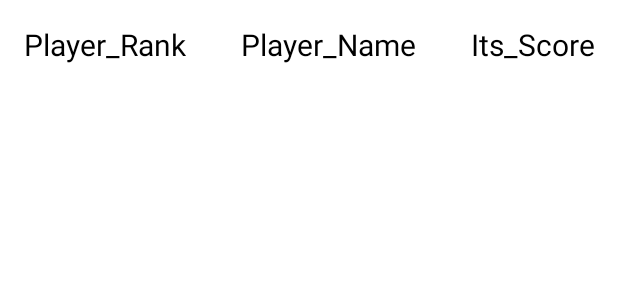
After one commit to MariusLD/PROJETPROGM, an Android app built with Jetpack Compose: the layout rank_list_item.xml on its own in the app's theme, with its tools: preview values and no code run, on a phone screen of 412 x 824 dp. The commit adds this screen. Shown: the top 300 px of the screen. Run offline under Robolectric (Android 15) with nearby library versions, the phone set to English and light mode, and no system bars.

Commit message:
Add Ranking Activity(+ UI) with dynamic leaderboard display using FirebaseDB

```diff
--- a/app/src/main/res/layout/activity_main.xml
+++ b/app/src/main/res/layout/activity_main.xml
@@ -11,12 +11,12 @@
         android:id="@+id/button"
         android:layout_width="wrap_content"
         android:layout_height="wrap_content"
-        android:layout_marginBottom="320dp"
         android:text="Entrainement"
         app:layout_constraintBottom_toBottomOf="parent"
         app:layout_constraintEnd_toEndOf="parent"
         app:layout_constraintHorizontal_bias="0.47"
         app:layout_constraintStart_toStartOf="parent"
+        app:layout_constraintBottom_toTopOf="@id/leaderboard"
         app:layout_constraintTop_toBottomOf="@+id/button2"
         app:layout_constraintVertical_bias="0.808" />
 
--- /dev/null
+++ b/app/src/main/res/layout/rank_list_item.xml
@@ -0,0 +1,37 @@
+<?xml version="1.0" encoding="utf-8"?>
+<LinearLayout
+    xmlns:android="http://schemas.android.com/apk/res/android"
+    android:layout_width="match_parent"
+    android:layout_height="wrap_content"
+    android:orientation="horizontal"
+    android:padding="16dp"
+    android:gravity="center_vertical|center_horizontal">
+
+    <TextView
+        android:id="@+id/tv_rank"
+        android:layout_width="wrap_content"
+        android:layout_height="wrap_content"
+        android:text="Player_Rank"
+        android:textSize="20sp"
+        android:textColor="#000000"/>
+
+    <TextView
+        android:id="@+id/tv_name"
+        android:layout_width="0dp"
+        android:layout_height="wrap_content"
+        android:layout_weight="1"
+        android:text="Player_Name"
+        android:textSize="20sp"
+        android:textColor="#000000"
+        android:gravity="center"/>
+
+    <TextView
+        android:id="@+id/tv_score"
+        android:layout_width="wrap_content"
+        android:layout_height="wrap_content"
+        android:text="Its_Score"
+        android:textSize="20sp"
+        android:textColor="#000000"
+        android:gravity="center"/>
+
+</LinearLayout>
```
Also changed, not shown: app/src/main/java/com/example/progmprojet/Ranking.kt (+32 -10 lines), app/src/main/res/layout/activity_ranking.xml (+7 -4 lines).
